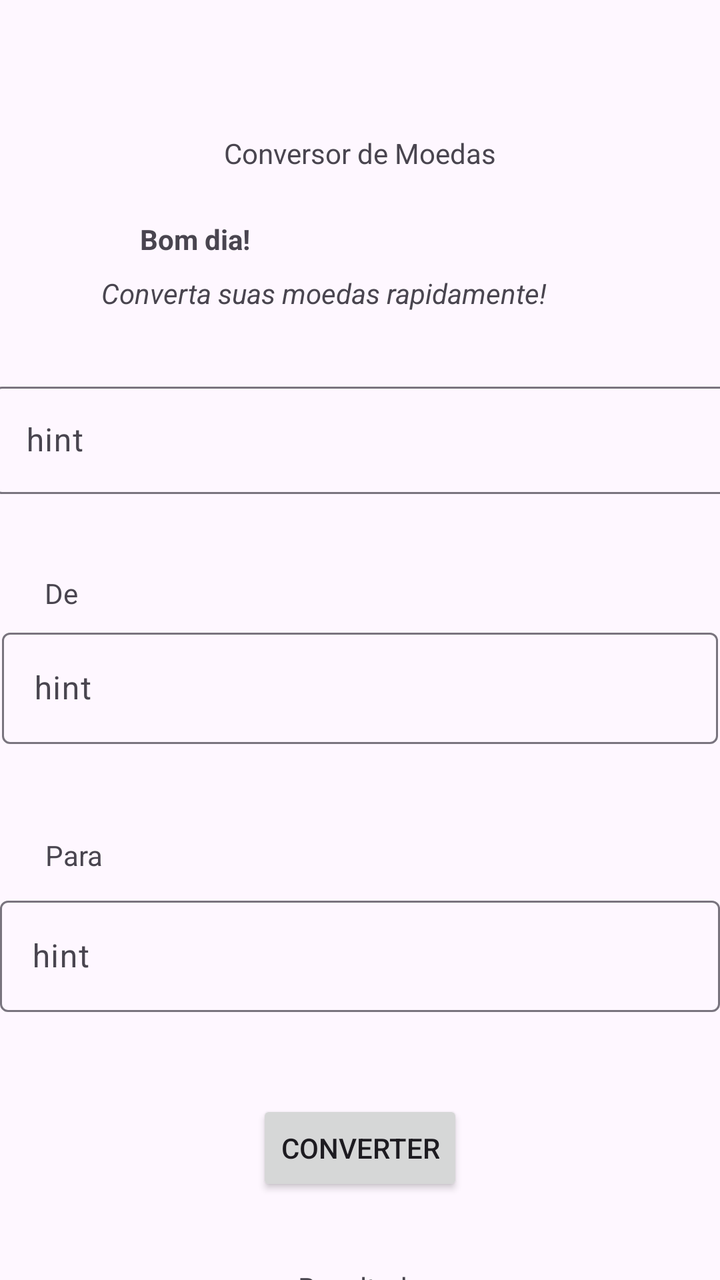
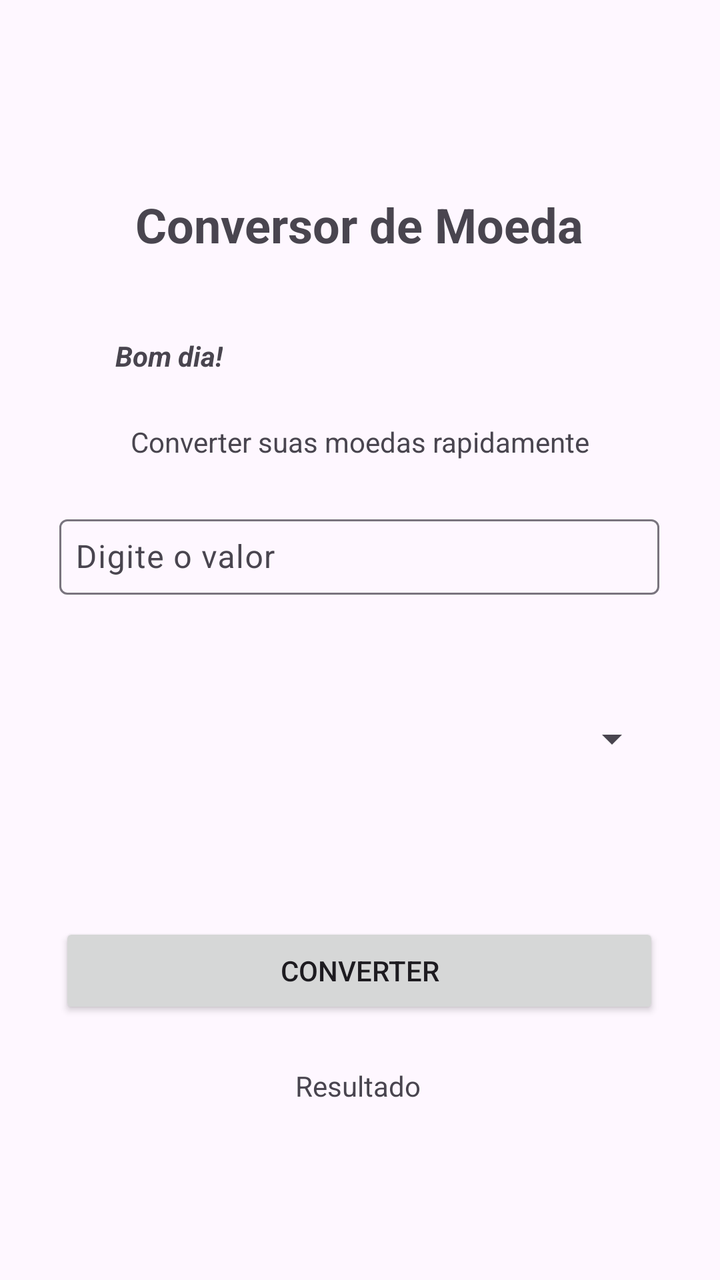

Two renders of the same Android screen: before a commit and after it. Below are the layout's source before the change and the commit's diff.
<!-- AndroidManifest.xml: application theme Theme.AppConversor -->
<!-- res/layout/activity_main.xml -->
<?xml version="1.0" encoding="utf-8"?>
<androidx.constraintlayout.widget.ConstraintLayout xmlns:android="http://schemas.android.com/apk/res/android"
    xmlns:app="http://schemas.android.com/apk/res-auto"
    xmlns:tools="http://schemas.android.com/tools"
    android:id="@+id/main"
    android:layout_width="match_parent"
    android:layout_height="match_parent"
    tools:context=".MainActivity">

    <TextView
        android:id="@+id/textView2"
        android:layout_width="wrap_content"
        android:layout_height="wrap_content"
        android:text="Conversor de Moedas"
        app:layout_constraintBottom_toBottomOf="parent"
        app:layout_constraintEnd_toEndOf="parent"
        app:layout_constraintStart_toStartOf="parent"
        app:layout_constraintTop_toTopOf="parent"
        app:layout_constraintVertical_bias="0.108" />

    <TextView
        android:id="@+id/textView"
        android:layout_width="wrap_content"
        android:layout_height="wrap_content"
        android:layout_marginTop="24dp"
        android:text="Bom dia!"
        android:textStyle="bold"
        app:layout_constraintEnd_toEndOf="parent"
        app:layout_constraintHorizontal_bias="0.23"
        app:layout_constraintStart_toStartOf="parent"
        app:layout_constraintTop_toBottomOf="@+id/textView2" />

    <TextView
        android:id="@+id/textView3"
        android:layout_width="wrap_content"
        android:layout_height="wrap_content"
        android:layout_marginTop="8dp"
        android:text="Converta suas moedas rapidamente!"
        android:textStyle="italic"
        app:layout_constraintEnd_toEndOf="parent"
        app:layout_constraintHorizontal_bias="0.368"
        app:layout_constraintStart_toStartOf="parent"
        app:layout_constraintTop_toBottomOf="@+id/textView" />

    <com.google.android.material.textfield.TextInputLayout
        android:id="@+id/textInputLayout"
        android:layout_width="367dp"
        android:layout_height="59dp"
        android:layout_marginTop="32dp"
        app:layout_constraintEnd_toEndOf="parent"
        app:layout_constraintHorizontal_bias="0.48"
        app:layout_constraintStart_toStartOf="parent"
        app:layout_constraintTop_toBottomOf="@+id/textView3">

        <com.google.android.material.textfield.TextInputEditText
            android:layout_width="match_parent"
            android:layout_height="wrap_content"
            android:hint="hint" />

    </com.google.android.material.textfield.TextInputLayout>

    <TextView
        android:id="@+id/textView5"
        android:layout_width="wrap_content"
        android:layout_height="wrap_content"
        android:layout_marginTop="40dp"
        android:text="De"
        app:layout_constraintEnd_toEndOf="parent"
        app:layout_constraintHorizontal_bias="0.065"
        app:layout_constraintStart_toStartOf="parent"
        app:layout_constraintTop_toBottomOf="@+id/textInputLayout" />

    <TextView
        android:id="@+id/textView6"
        android:layout_width="wrap_content"
        android:layout_height="wrap_content"
        android:layout_marginTop="112dp"
        android:text="Para"
        app:layout_constraintEnd_toEndOf="parent"
        app:layout_constraintHorizontal_bias="0.068"
        app:layout_constraintStart_toStartOf="parent"
        app:layout_constraintTop_toBottomOf="@+id/textView5" />

    <com.google.android.material.textfield.TextInputLayout
        android:layout_width="358dp"
        android:layout_height="62dp"
        android:layout_marginTop="64dp"
        app:layout_constraintEnd_toEndOf="parent"
        app:layout_constraintHorizontal_bias="0.49"
        app:layout_constraintStart_toStartOf="parent"
        app:layout_constraintTop_toBottomOf="@+id/textInputLayout">

        <com.google.android.material.textfield.TextInputEditText
            android:layout_width="match_parent"
            android:layout_height="wrap_content"
            android:hint="hint" />
    </com.google.android.material.textfield.TextInputLayout>

    <com.google.android.material.textfield.TextInputLayout
        android:id="@+id/textInputLayout2"
        android:layout_width="360dp"
        android:layout_height="69dp"
        android:layout_marginTop="8dp"
        app:layout_constraintEnd_toEndOf="parent"
        app:layout_constraintHorizontal_bias="0.509"
        app:layout_constraintStart_toStartOf="parent"
        app:layout_constraintTop_toBottomOf="@+id/textView6">

        <com.google.android.material.textfield.TextInputEditText
            android:layout_width="match_parent"
            android:layout_height="wrap_content"
            android:hint="hint" />
    </com.google.android.material.textfield.TextInputLayout>

    <Button
        android:id="@+id/BtnConverte"
        android:layout_width="wrap_content"
        android:layout_height="wrap_content"
        android:layout_marginTop="36dp"
        android:text="Converter"
        app:layout_constraintEnd_toEndOf="parent"
        app:layout_constraintStart_toStartOf="parent"
        app:layout_constraintTop_toBottomOf="@+id/textInputLayout2" />

    <TextView
        android:id="@+id/textView7"
        android:layout_width="wrap_content"
        android:layout_height="wrap_content"
        android:layout_marginTop="36dp"
        android:text="Resultado"
        app:layout_constraintEnd_toEndOf="parent"
        app:layout_constraintHorizontal_bias="0.501"
        app:layout_constraintStart_toStartOf="parent"
        app:layout_constraintTop_toBottomOf="@+id/BtnConverte" />


</androidx.constraintlayout.widget.ConstraintLayout>
<!-- resources referenced by this layout -->
<resources>
  <style name="Theme.AppConversor" parent="Base.Theme.AppConversor" />
  <style name="Base.Theme.AppConversor" parent="Theme.Material3.DayNight.NoActionBar">
          
          
      </style>
</resources>

<!-- the commit's change to res/layout/activity_main.xml (unified diff, before → after) -->
@@ -11,127 +11,89 @@
         android:id="@+id/textView2"
         android:layout_width="wrap_content"
         android:layout_height="wrap_content"
-        android:text="Conversor de Moedas"
-        app:layout_constraintBottom_toBottomOf="parent"
-        app:layout_constraintEnd_toEndOf="parent"
-        app:layout_constraintStart_toStartOf="parent"
-        app:layout_constraintTop_toTopOf="parent"
-        app:layout_constraintVertical_bias="0.108" />
-
-    <TextView
-        android:id="@+id/textView"
-        android:layout_width="wrap_content"
-        android:layout_height="wrap_content"
-        android:layout_marginTop="24dp"
-        android:text="Bom dia!"
+        android:layout_marginTop="96dp"
+        android:text="Conversor de Moeda"
+        android:textSize="24sp"
         android:textStyle="bold"
         app:layout_constraintEnd_toEndOf="parent"
-        app:layout_constraintHorizontal_bias="0.23"
+        app:layout_constraintHorizontal_bias="0.497"
         app:layout_constraintStart_toStartOf="parent"
-        app:layout_constraintTop_toBottomOf="@+id/textView2" />
+        app:layout_constraintTop_toTopOf="parent" />
 
     <TextView
         android:id="@+id/textView3"
         android:layout_width="wrap_content"
         android:layout_height="wrap_content"
-        android:layout_marginTop="8dp"
-        android:text="Converta suas moedas rapidamente!"
-        android:textStyle="italic"
+        android:layout_marginTop="24dp"
+        android:text="Converter suas moedas rapidamente"
         app:layout_constraintEnd_toEndOf="parent"
-        app:layout_constraintHorizontal_bias="0.368"
+        app:layout_constraintHorizontal_bias="0.5"
         app:layout_constraintStart_toStartOf="parent"
-        app:layout_constraintTop_toBottomOf="@+id/textView" />
+        app:layout_constraintTop_toBottomOf="@+id/textTempo" />
+
+    <TextView
+        android:id="@+id/textViewResultado"
+        android:layout_width="wrap_content"
+        android:layout_height="wrap_content"
+        android:layout_marginTop="24dp"
+        android:text="Resultado"
+        app:layout_constraintEnd_toEndOf="parent"
+        app:layout_constraintHorizontal_bias="0.497"
+        app:layout_constraintStart_toStartOf="parent"
+        app:layout_constraintTop_toBottomOf="@+id/btnConverte" />
+
+    <Button
+        android:id="@+id/btnConverte"
+        android:layout_width="300dp"
+        android:layout_height="wrap_content"
+        android:layout_marginTop="80dp"
+        android:text="Converter"
+        app:cornerRadius="1dp"
+
+        app:layout_constraintEnd_toEndOf="parent"
+        app:layout_constraintHorizontal_bias="0.496"
+        app:layout_constraintStart_toStartOf="parent"
+        app:layout_constraintTop_toBottomOf="@+id/spMoedas" />
 
     <com.google.android.material.textfield.TextInputLayout
         android:id="@+id/textInputLayout"
-        android:layout_width="367dp"
-        android:layout_height="59dp"
-        android:layout_marginTop="32dp"
+        android:layout_width="300dp"
+        android:layout_height="wrap_content"
+        android:layout_marginTop="24dp"
         app:layout_constraintEnd_toEndOf="parent"
-        app:layout_constraintHorizontal_bias="0.48"
+        app:layout_constraintHorizontal_bias="0.495"
         app:layout_constraintStart_toStartOf="parent"
         app:layout_constraintTop_toBottomOf="@+id/textView3">
 
         <com.google.android.material.textfield.TextInputEditText
+            android:id="@+id/txtValor"
             android:layout_width="match_parent"
             android:layout_height="wrap_content"
-            android:hint="hint" />
-
+            android:hint="Digite o valor"
+            android:padding="8dp" />
     </com.google.android.material.textfield.TextInputLayout>
 
     <TextView
-        android:id="@+id/textView5"
+        android:id="@+id/textTempo"
         android:layout_width="wrap_content"
         android:layout_height="wrap_content"
+        android:layout_marginStart="20dp"
         android:layout_marginTop="40dp"
-        android:text="De"
+        android:text="Bom dia!"
+        android:textStyle="bold|italic"
         app:layout_constraintEnd_toEndOf="parent"
-        app:layout_constraintHorizontal_bias="0.065"
+        app:layout_constraintHorizontal_bias="0.131"
+        app:layout_constraintStart_toStartOf="parent"
+        app:layout_constraintTop_toBottomOf="@+id/textView2" />
+
+    <Spinner
+        android:id="@+id/spMoedas"
+        android:layout_width="300dp"
+        android:layout_height="wrap_content"
+        android:layout_marginTop="60dp"
+        app:layout_constraintEnd_toEndOf="parent"
+        app:layout_constraintHorizontal_bias="0.5"
         app:layout_constraintStart_toStartOf="parent"
         app:layout_constraintTop_toBottomOf="@+id/textInputLayout" />
 
-    <TextView
-        android:id="@+id/textView6"
-        android:layout_width="wrap_content"
-        android:layout_height="wrap_content"
-        android:layout_marginTop="112dp"
-        android:text="Para"
-        app:layout_constraintEnd_toEndOf="parent"
-        app:layout_constraintHorizontal_bias="0.068"
-        app:layout_constraintStart_toStartOf="parent"
-        app:layout_constraintTop_toBottomOf="@+id/textView5" />
-
-    <com.google.android.material.textfield.TextInputLayout
-        android:layout_width="358dp"
-        android:layout_height="62dp"
-        android:layout_marginTop="64dp"
-        app:layout_constraintEnd_toEndOf="parent"
-        app:layout_constraintHorizontal_bias="0.49"
-        app:layout_constraintStart_toStartOf="parent"
-        app:layout_constraintTop_toBottomOf="@+id/textInputLayout">
-
-        <com.google.android.material.textfield.TextInputEditText
-            android:layout_width="match_parent"
-            android:layout_height="wrap_content"
-            android:hint="hint" />
-    </com.google.android.material.textfield.TextInputLayout>
-
-    <com.google.android.material.textfield.TextInputLayout
-        android:id="@+id/textInputLayout2"
-        android:layout_width="360dp"
-        android:layout_height="69dp"
-        android:layout_marginTop="8dp"
-        app:layout_constraintEnd_toEndOf="parent"
-        app:layout_constraintHorizontal_bias="0.509"
-        app:layout_constraintStart_toStartOf="parent"
-        app:layout_constraintTop_toBottomOf="@+id/textView6">
-
-        <com.google.android.material.textfield.TextInputEditText
-            android:layout_width="match_parent"
-            android:layout_height="wrap_content"
-            android:hint="hint" />
-    </com.google.android.material.textfield.TextInputLayout>
-
-    <Button
-        android:id="@+id/BtnConverte"
-        android:layout_width="wrap_content"
-        android:layout_height="wrap_content"
-        android:layout_marginTop="36dp"
-        android:text="Converter"
-        app:layout_constraintEnd_toEndOf="parent"
-        app:layout_constraintStart_toStartOf="parent"
-        app:layout_constraintTop_toBottomOf="@+id/textInputLayout2" />
-
-    <TextView
-        android:id="@+id/textView7"
-        android:layout_width="wrap_content"
-        android:layout_height="wrap_content"
-        android:layout_marginTop="36dp"
-        android:text="Resultado"
-        app:layout_constraintEnd_toEndOf="parent"
-        app:layout_constraintHorizontal_bias="0.501"
-        app:layout_constraintStart_toStartOf="parent"
-        app:layout_constraintTop_toBottomOf="@+id/BtnConverte" />
-
-
 </androidx.constraintlayout.widget.ConstraintLayout>
